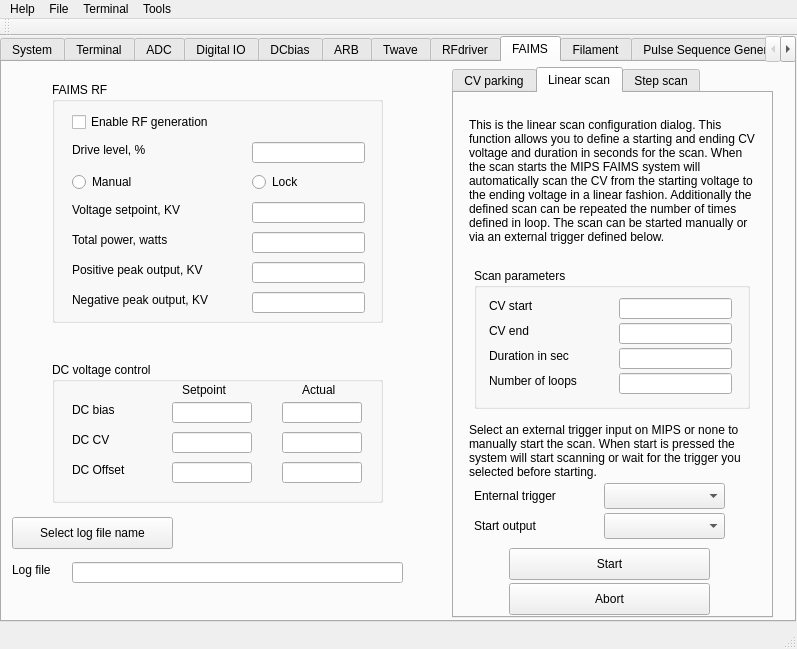
Above: mips.ui from GordonAnderson/MIPS-host-app before the change. Below: the same form after it.
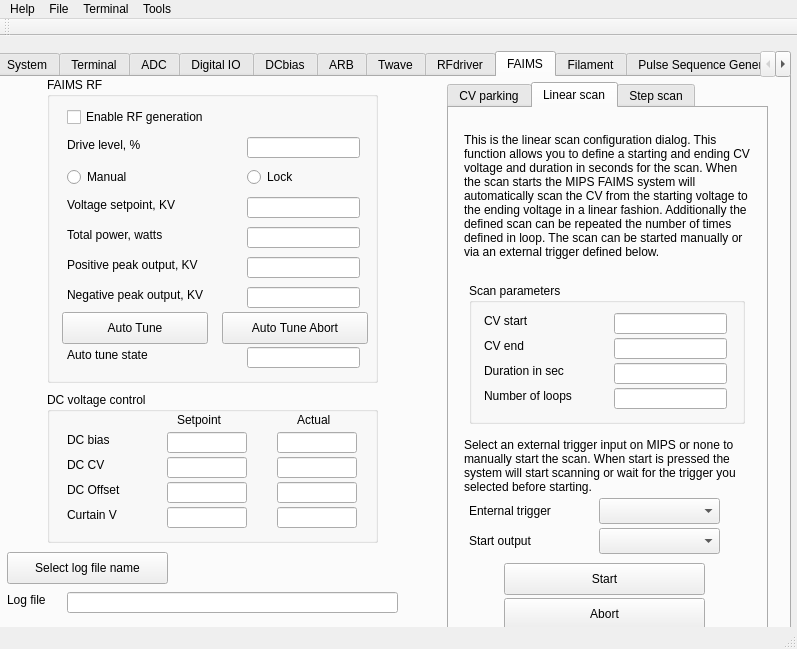
That is the form after the change. The open tabs and pages were chosen to show the change. Icons and pictures are not drawn. Custom widgets are drawn as their Qt base class.

The edit to the form file:
```diff
--- a/mips.ui
+++ b/mips.ui
@@ -17,8 +17,8 @@
    <widget class="QTabWidget" name="tabMIPS">
     <property name="geometry">
      <rect>
-      <x>0</x>
-      <y>0</y>
+      <x>-5</x>
+      <y>15</y>
       <width>796</width>
       <height>586</height>
      </rect>
@@ -6127,9 +6127,9 @@
       <property name="geometry">
        <rect>
         <x>50</x>
-        <y>20</y>
+        <y>0</y>
         <width>331</width>
-        <height>241</height>
+        <height>306</height>
        </rect>
       </property>
       <property name="title">
@@ -6298,14 +6298,66 @@
         <string>Lock</string>
        </property>
       </widget>
+      <widget class="QPushButton" name="pbFAIMSautoTune">
+       <property name="geometry">
+        <rect>
+         <x>15</x>
+         <y>235</y>
+         <width>146</width>
+         <height>32</height>
+        </rect>
+       </property>
+       <property name="text">
+        <string>Auto Tune</string>
+       </property>
+      </widget>
+      <widget class="QPushButton" name="pbFAIMSautoTuneAbort">
+       <property name="geometry">
+        <rect>
+         <x>175</x>
+         <y>235</y>
+         <width>146</width>
+         <height>32</height>
+        </rect>
+       </property>
+       <property name="text">
+        <string>Auto Tune Abort</string>
+       </property>
+      </widget>
+      <widget class="QLabel" name="label_221">
+       <property name="geometry">
+        <rect>
+         <x>20</x>
+         <y>270</y>
+         <width>121</width>
+         <height>16</height>
+        </rect>
+       </property>
+       <property name="text">
+        <string>Auto tune state</string>
+       </property>
+      </widget>
+      <widget class="QLineEdit" name="leGFMTSTAT">
+       <property name="geometry">
+        <rect>
+         <x>200</x>
+         <y>270</y>
+         <width>113</width>
+         <height>21</height>
+        </rect>
+       </property>
+       <property name="readOnly">
+        <bool>true</bool>
+       </property>
+      </widget>
      </widget>
      <widget class="QGroupBox" name="gbFAIMS_DC">
       <property name="geometry">
        <rect>
         <x>50</x>
-        <y>300</y>
+        <y>315</y>
         <width>331</width>
-        <height>141</height>
+        <height>151</height>
        </rect>
       </property>
       <property name="title">
@@ -6338,7 +6390,7 @@
        <property name="geometry">
         <rect>
          <x>20</x>
-         <y>70</y>
+         <y>65</y>
          <width>59</width>
          <height>16</height>
         </rect>
@@ -6351,7 +6403,7 @@
        <property name="geometry">
         <rect>
          <x>20</x>
-         <y>100</y>
+         <y>90</y>
          <width>71</width>
          <height>16</height>
         </rect>
@@ -6403,7 +6455,7 @@
        <property name="geometry">
         <rect>
          <x>230</x>
-         <y>70</y>
+         <y>65</y>
          <width>80</width>
          <height>21</height>
         </rect>
@@ -6416,7 +6468,7 @@
        <property name="geometry">
         <rect>
          <x>120</x>
-         <y>70</y>
+         <y>65</y>
          <width>80</width>
          <height>21</height>
         </rect>
@@ -6426,7 +6478,7 @@
        <property name="geometry">
         <rect>
          <x>230</x>
-         <y>100</y>
+         <y>90</y>
          <width>80</width>
          <height>21</height>
         </rect>
@@ -6439,12 +6491,48 @@
        <property name="geometry">
         <rect>
          <x>120</x>
-         <y>100</y>
+         <y>90</y>
          <width>80</width>
          <height>21</height>
         </rect>
        </property>
       </widget>
+      <widget class="QLabel" name="label_220">
+       <property name="geometry">
+        <rect>
+         <x>20</x>
+         <y>115</y>
+         <width>71</width>
+         <height>16</height>
+        </rect>
+       </property>
+       <property name="text">
+        <string>Curtain V</string>
+       </property>
+      </widget>
+      <widget class="QLineEdit" name="leSHV_1">
+       <property name="geometry">
+        <rect>
+         <x>120</x>
+         <y>115</y>
+         <width>80</width>
+         <height>21</height>
+        </rect>
+       </property>
+      </widget>
+      <widget class="QLineEdit" name="leGHVV_1">
+       <property name="geometry">
+        <rect>
+         <x>230</x>
+         <y>115</y>
+         <width>80</width>
+         <height>21</height>
+        </rect>
+       </property>
+       <property name="readOnly">
+        <bool>true</bool>
+       </property>
+      </widget>
      </widget>
      <widget class="QTabWidget" name="tabScanMode">
       <property name="geometry">
@@ -7165,7 +7253,7 @@
       <property name="geometry">
        <rect>
         <x>70</x>
-        <y>500</y>
+        <y>515</y>
         <width>331</width>
         <height>21</height>
        </rect>
@@ -7175,7 +7263,7 @@
       <property name="geometry">
        <rect>
         <x>10</x>
-        <y>500</y>
+        <y>515</y>
         <width>59</width>
         <height>16</height>
        </rect>
@@ -7188,7 +7276,7 @@
       <property name="geometry">
        <rect>
         <x>10</x>
-        <y>455</y>
+        <y>475</y>
         <width>161</width>
         <height>32</height>
        </rect>
```
